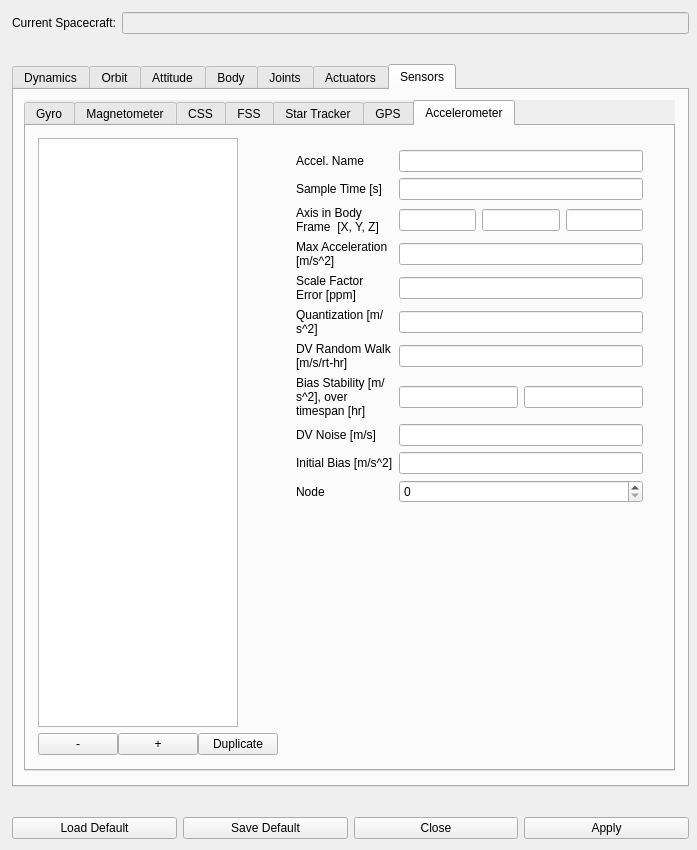
Old version of the form dsm_gui/spc_submenu.ui in the repository pavelgalchenko/dsm_gui.
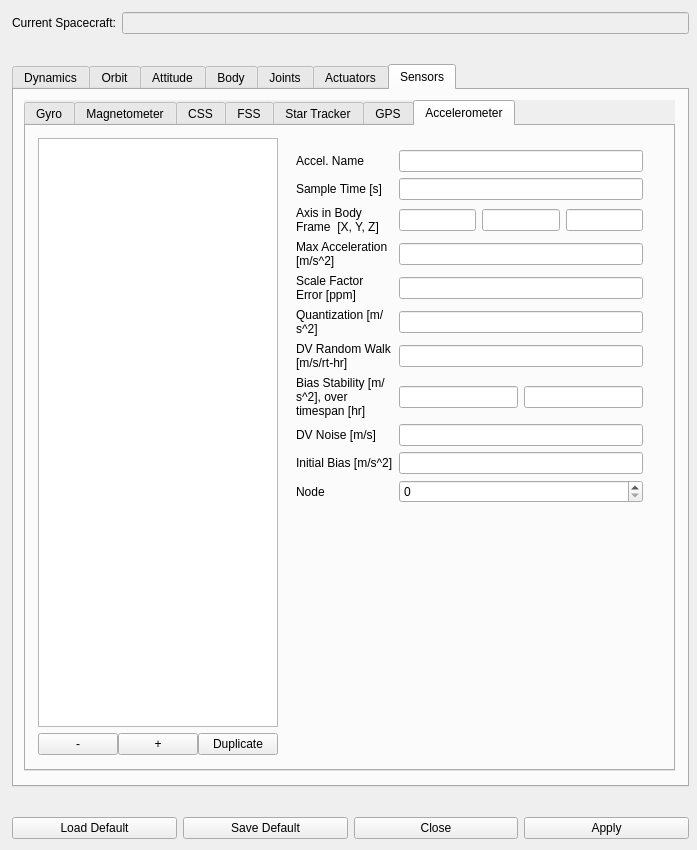
New version of the form. The open tabs and pages were chosen to show the change.

Commit message: Fixed RotDOF and TrnDOF Locked and max/min values permitted in spin box.

Diff of the .ui file:
```diff
--- a/dsm_gui/spc_submenu.ui
+++ b/dsm_gui/spc_submenu.ui
@@ -3361,7 +3361,7 @@
               <height>641</height>
              </rect>
             </property>
-            <layout class="QHBoxLayout" name="horizontalLayout_65">
+            <layout class="QHBoxLayout" name="horizontalLayout_65" stretch="0,0">
              <property name="leftMargin">
               <number>12</number>
              </property>
@@ -3381,14 +3381,14 @@
                  <item>
                   <widget class="QListWidget" name="spc_cur_accel_list">
                    <property name="sizePolicy">
-                    <sizepolicy hsizetype="MinimumExpanding" vsizetype="MinimumExpanding">
+                    <sizepolicy hsizetype="Expanding" vsizetype="Expanding">
                      <horstretch>0</horstretch>
                      <verstretch>0</verstretch>
                     </sizepolicy>
                    </property>
                    <property name="maximumSize">
                     <size>
-                     <width>200</width>
+                     <width>1000</width>
                      <height>16777215</height>
                     </size>
                    </property>
```
Left out of the diff: 220 changed lines with no effect on the pictures. The commit also changes 1 other file.
